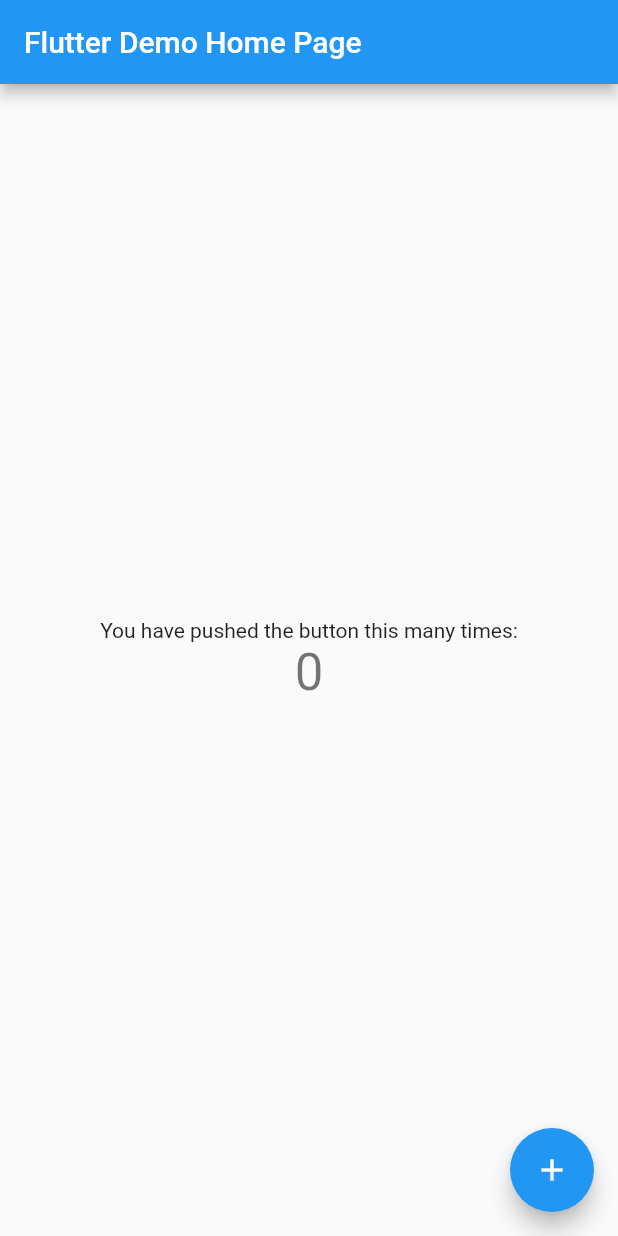
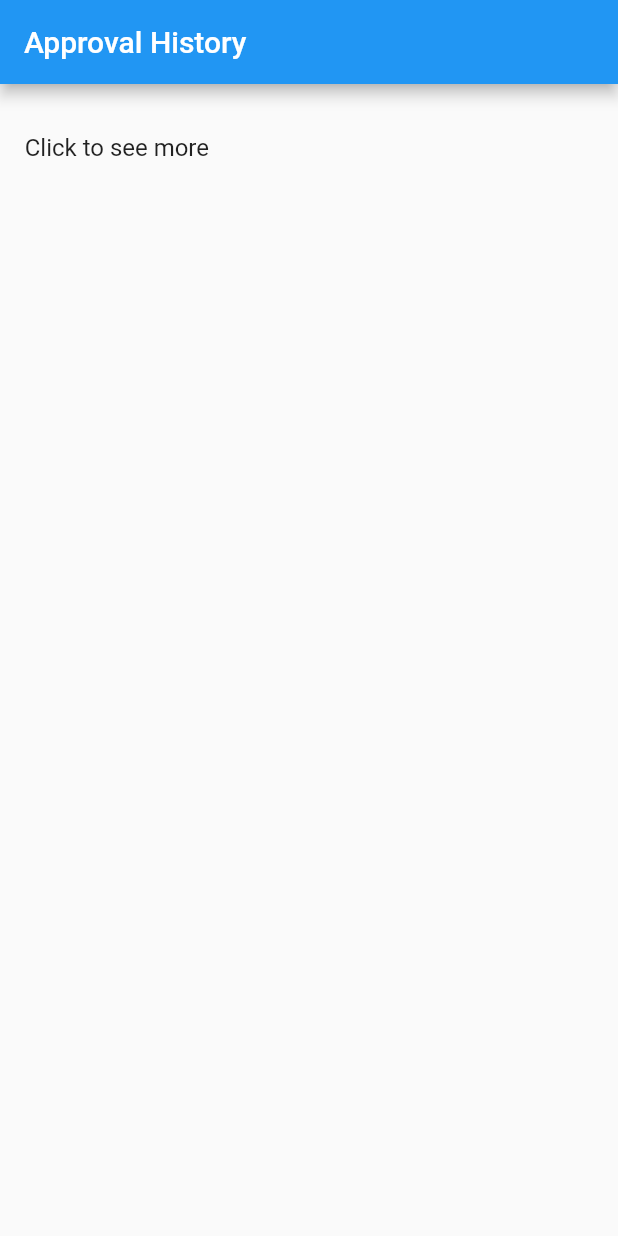
Before and after one commit to farmaanm/invoice-upload-and-comparison-system-with-sales-prediction, a Flutter app: the screen it shows after launch, on a phone screen of 412 x 824 dp. Run offline on Flutter 3.47's test engine with Material 2 defaults, Android fonts, the light colour scheme and no system bars; our stand-ins replace cloud_firestore, firebase_core; accounts and stored records are empty.

Commit message:
Data Retrieval

```diff
--- a/Mobile/invois_mobile_app/lib/main.dart
+++ b/Mobile/invois_mobile_app/lib/main.dart
@@ -1,52 +1,32 @@
 import 'package:flutter/material.dart';
 import 'package:firebase_core/firebase_core.dart';
+import 'package:cloud_firestore/cloud_firestore.dart';
 
-/*void main() {
+Future<void> main() async {
+  WidgetsFlutterBinding.ensureInitialized();
+
+  await Firebase.initializeApp();
   runApp(const MyApp());
-}*/
-Future main() async{
-  WidgetsFlutterBinding.ensureInitialized();
-  await Firebase.initializeApp();
-
-  runApp(MyApp());
 }
 
 class MyApp extends StatelessWidget {
-  const MyApp({super.key});
+  const MyApp({Key? key}) : super(key: key);
 
   // This widget is the root of your application.
   @override
   Widget build(BuildContext context) {
     return MaterialApp(
-      title: 'Flutter Demo',
+      title: 'Invois',
       theme: ThemeData(
-        // This is the theme of your application.
-        //
-        // Try running your application with "flutter run". You'll see the
-        // application has a blue toolbar. Then, without quitting the app, try
-        // changing the primarySwatch below to Colors.green and then invoke
-        // "hot reload" (press "r" in the console where you ran "flutter run",
-        // or simply save your changes to "hot reload" in a Flutter IDE).
-        // Notice that the counter didn't reset back to zero; the application
-        // is not restarted.
         primarySwatch: Colors.blue,
       ),
-      home: const MyHomePage(title: 'Flutter Demo Home Page'),
+      home: const MyHomePage(title: 'Approval History'),
     );
   }
 }
 
 class MyHomePage extends StatefulWidget {
-  const MyHomePage({super.key, required this.title});
-
-  // This widget is the home page of your application. It is stateful, meaning
-  // that it has a State object (defined below) that contains fields that affect
-  // how it looks.
-
-  // This class is the configuration for the state. It holds the values (in this
-  // case the title) provided by the parent (in this case the App widget) and
-  // used by the build method of the State. Fields in a Widget subclass are
-  // always marked "final".
+  const MyHomePage({Key? key, required this.title}) : super(key: key);
 
   final String title;
 
@@ -55,68 +35,101 @@
 }
 
 class _MyHomePageState extends State<MyHomePage> {
-  int _counter = 0;
-
-  void _incrementCounter() {
-    setState(() {
-      // This call to setState tells the Flutter framework that something has
-      // changed in this State, which causes it to rerun the build method below
-      // so that the display can reflect the updated values. If we changed
-      // _counter without calling setState(), then the build method would not be
-      // called again, and so nothing would appear to happen.
-      _counter++;
-    });
-  }
+  final Stream<QuerySnapshot> _usersStream =
+      FirebaseFirestore.instance.collection('Contract').snapshots();
+  String txt = '';
 
   @override
   Widget build(BuildContext context) {
-    // This method is rerun every time setState is called, for instance as done
-    // by the _incrementCounter method above.
-    //
-    // The Flutter framework has been optimized to make rerunning build methods
-    // fast, so that you can just rebuild anything that needs updating rather
-    // than having to individually change instances of widgets.
     return Scaffold(
       appBar: AppBar(
-        // Here we take the value from the MyHomePage object that was created by
-        // the App.build method, and use it to set our appbar title.
         title: Text(widget.title),
       ),
-      body: Center(
-        // Center is a layout widget. It takes a single child and positions it
-        // in the middle of the parent.
+      body: SingleChildScrollView(
+        child: Container(
+          margin: EdgeInsets.symmetric(
+              vertical: MediaQuery.of(context).size.height * 0.04,
+              horizontal: MediaQuery.of(context).size.width * 0.04),
           child: Column(
-          // Column is also a layout widget. It takes a list of children and
-          // arranges them vertically. By default, it sizes itself to fit its
-          // children horizontally, and tries to be as tall as its parent.
-          //
-          // Invoke "debug painting" (press "p" in the console, choose the
-          // "Toggle Debug Paint" action from the Flutter Inspector in Android
-          // Studio, or the "Toggle Debug Paint" command in Visual Studio Code)
-          // to see the wireframe for each widget.
-          //
-          // Column has various properties to control how it sizes itself and
-          // how it positions its children. Here we use mainAxisAlignment to
-          // center the children vertically; the main axis here is the vertical
-          // axis because Columns are vertical (the cross axis would be
-          // horizontal).
-          mainAxisAlignment: MainAxisAlignment.center,
+            mainAxisAlignment: MainAxisAlignment.start,
+            crossAxisAlignment: CrossAxisAlignment.start,
             children: <Widget>[
               const Text(
-              'You have pushed the button this many times:',
+                'Click to see more',
+                style: TextStyle(fontSize: 16),
               ),
+              const SizedBox(
+                height: 10,
+              ),
+              /*TextField(
+                onChanged: (value) {
+                  //Do something with the user input.
+                },
+                decoration: const InputDecoration(
+                  hintText: 'Enter your password.',
+                  contentPadding:
+                      EdgeInsets.symmetric(vertical: 10.0, horizontal: 20.0),
+                  border: OutlineInputBorder(
+                    borderRadius: BorderRadius.all(Radius.circular(6.0)),
+                  ),
+                ),
+              ),*/
+              StreamBuilder<QuerySnapshot>(
+                  stream: _usersStream,
+                  builder: (BuildContext context,
+                      AsyncSnapshot<QuerySnapshot> snapshot) {
+                    if (snapshot.hasError) {
+                      return const Text('Something went wrong');
+                    }
+                    if (snapshot.connectionState == ConnectionState.waiting) {
+                      return const CircularProgressIndicator();
+                    }
+                    return ListView(
+                      shrinkWrap: true,
+                      children:
+                          snapshot.data!.docs.map((DocumentSnapshot document) {
+                        Map<String, dynamic> data =
+                            document.data()! as Map<String, dynamic>;
+                        return ListTile(
+                          title: Text(data['uploadedBy']),
+                          subtitle: Text(data['dateTime']),
+                          trailing: data['paymentStatus'] == 'done'
+                              ? const Icon(
+                                  Icons.done,
+                                  color: Colors.green,
+                                )
+                              : const Icon(
+                                  Icons.access_time_filled,
+                                  color: Colors.yellow,
+                                ),
+                          onTap: () {
+                            setState(() {
+                              if (txt == '') {
+                                txt = 'Pay Req: ' +
+                                    data['paymentRequisitionName'] +
+                                    '\n' +
+                                    'Vend Inv: ' +
+                                    data['vendorInvoiceName'] +
+                                    '\n' +
+                                    'Payment Done at: ' +
+                                    data['paymentDoneAt'];
+                              } else {
+                                txt = '';
+                              }
+                            });
+                          },
+                        );
+                      }).toList(),
+                    );
+                  }),
               Text(
-              '$_counter',
-              style: Theme.of(context).textTheme.headline4,
-            ),
+                txt,
+                textScaleFactor: 1,
+              )
             ],
           ),
         ),
-      floatingActionButton: FloatingActionButton(
-        onPressed: _incrementCounter,
-        tooltip: 'Increment',
-        child: const Icon(Icons.add),
-      ), // This trailing comma makes auto-formatting nicer for build methods.
+      ),
     );
   }
 }
```
Also changed, not shown: 1 other file. Lines whose indentation alone changed are shown as unchanged.
